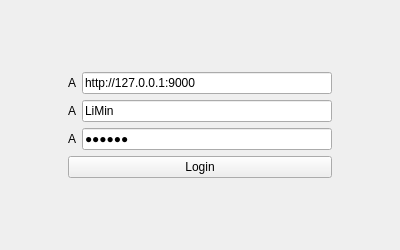
Pylogmon/committer, file committer/ui/login.ui: the form before one commit.
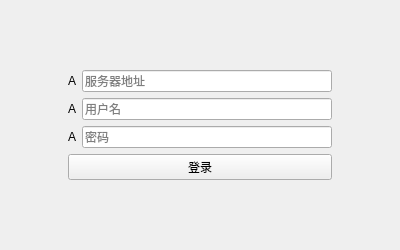
The form after the commit.

Commit message: feat: 优化自动登录逻辑并添加退出登录功能

```diff
--- a/committer/ui/login.ui
+++ b/committer/ui/login.ui
@@ -51,10 +51,10 @@
         </size>
        </property>
        <property name="text">
-        <string>LiMin</string>
+        <string/>
        </property>
        <property name="placeholderText">
-        <string>UserName</string>
+        <string>用户名</string>
        </property>
       </widget>
      </item>
@@ -74,10 +74,10 @@
         </size>
        </property>
        <property name="text">
-        <string>http://127.0.0.1:9000</string>
+        <string/>
        </property>
        <property name="placeholderText">
-        <string>Server address</string>
+        <string>服务器地址</string>
        </property>
       </widget>
      </item>
@@ -90,20 +90,20 @@
         </size>
        </property>
        <property name="text">
-        <string>666666</string>
+        <string/>
        </property>
        <property name="echoMode">
         <enum>QLineEdit::Password</enum>
        </property>
        <property name="placeholderText">
-        <string>Password</string>
+        <string>密码</string>
        </property>
       </widget>
      </item>
      <item row="3" column="0" colspan="2">
       <widget class="QPushButton" name="login_btn">
        <property name="text">
-        <string>Login</string>
+        <string>登录</string>
        </property>
       </widget>
      </item>
```
The commit also changes 7 other files.
